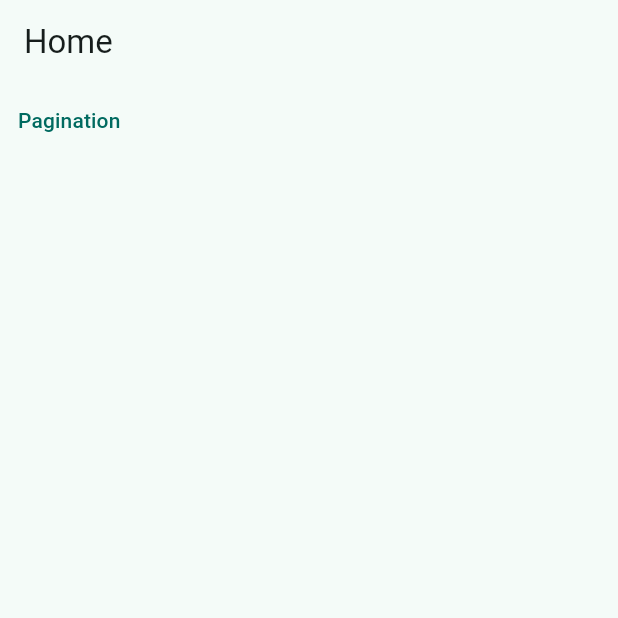
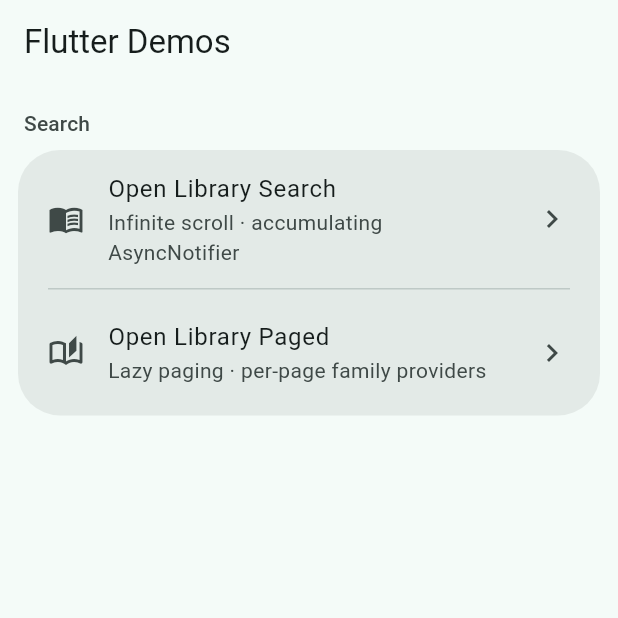
Before and after one commit to moamenhredeen/flutter_demos, a Flutter app: the screen it shows after launch, on a phone screen of 412 x 824 dp, the top half of it. Run offline on Flutter 3.47's test engine with Material 3 defaults, Android fonts, the phone set to English and light mode, and no system bars; our stand-ins replace dio, flutter_riverpod, go_router.

Commit message:
feat: pagination (riverpod way)

```diff
--- a/lib/app_router.dart
+++ b/lib/app_router.dart
@@ -1,4 +1,5 @@
 import 'package:flutter_demos/home_screen.dart';
+import 'package:flutter_demos/open_library_paged/open_library_paged.dart';
 import 'package:flutter_demos/open_library_search/open_library_search.dart';
 import 'package:go_router/go_router.dart';
 
@@ -7,5 +8,6 @@
   routes: [
     GoRoute(path: '/home', builder: (context, state) => HomeScreen()),
     GoRoute(path: '/open_library_search', builder: (context, state) => OpenLibrarySearchScreen()),
+    GoRoute(path: '/open_library_paged', builder: (context, state) => OpenLibraryPagedScreen()),
   ],
 );
--- a/lib/home_screen.dart
+++ b/lib/home_screen.dart
@@ -1,6 +1,48 @@
-
 import 'package:flutter/material.dart';
 import 'package:go_router/go_router.dart';
+
+/// A single demo entry shown on the home page.
+class _DemoLink {
+  const _DemoLink({
+    required this.label,
+    required this.route,
+    required this.icon,
+    this.subtitle,
+  });
+
+  final String label;
+  final String route;
+  final IconData icon;
+  final String? subtitle;
+}
+
+/// A titled group of demo links.
+class _DemoSection {
+  const _DemoSection({required this.title, required this.links});
+
+  final String title;
+  final List<_DemoLink> links;
+}
+
+const _sections = <_DemoSection>[
+  _DemoSection(
+    title: 'Search',
+    links: [
+      _DemoLink(
+        label: 'Open Library Search',
+        route: '/open_library_search',
+        icon: Icons.menu_book_outlined,
+        subtitle: 'Infinite scroll · accumulating AsyncNotifier',
+      ),
+      _DemoLink(
+        label: 'Open Library Paged',
+        route: '/open_library_paged',
+        icon: Icons.auto_stories_outlined,
+        subtitle: 'Lazy paging · per-page family providers',
+      ),
+    ],
+  ),
+];
 
 class HomeScreen extends StatelessWidget {
   const HomeScreen({super.key});
@@ -8,21 +50,77 @@
   @override
   Widget build(BuildContext context) {
     return Scaffold(
-      appBar: AppBar(
-        title: Text("Home"),
-      ),
-      body: SingleChildScrollView(
-        child: Column(
-          children: [
-            TextButton(
-                onPressed: (){
-                  context.go("/open_library_search");
-                },
-                child: Text("Pagination")
-            )
-          ],
-        ),
+      appBar: AppBar(title: const Text('Flutter Demos')),
+      body: ListView(
+        children: [
+          for (final section in _sections) _Section(section: section),
+        ],
       ),
     );
   }
 }
+
+class _Section extends StatelessWidget {
+  const _Section({required this.section});
+
+  final _DemoSection section;
+
+  @override
+  Widget build(BuildContext context) {
+    final theme = Theme.of(context);
+    return Column(
+      crossAxisAlignment: CrossAxisAlignment.stretch,
+      children: [
+        // M3 list subheader.
+        Padding(
+          padding: const EdgeInsets.fromLTRB(16, 16, 16, 8),
+          child: Text(
+            section.title,
+            style: theme.textTheme.titleSmall?.copyWith(
+              color: theme.colorScheme.onSurfaceVariant,
+            ),
+          ),
+        ),
+        Card(
+          margin: const EdgeInsets.symmetric(horizontal: 12),
+          clipBehavior: Clip.antiAlias,
+          elevation: 0,
+          color: theme.colorScheme.surfaceContainerHigh,
+          shape: const RoundedRectangleBorder(
+            borderRadius: BorderRadius.all(Radius.circular(28)),
+          ),
+          child: Column(
+            children: [
+              for (var i = 0; i < section.links.length; i++) ...[
+                if (i > 0) const Divider(height: 1, indent: 20, endIndent: 20),
+                _LinkTile(link: section.links[i]),
+              ],
+            ],
+          ),
+        ),
+      ],
+    );
+  }
+}
+
+class _LinkTile extends StatelessWidget {
+  const _LinkTile({required this.link});
+
+  final _DemoLink link;
+
+  @override
+  Widget build(BuildContext context) {
+    final theme = Theme.of(context);
+    return ListTile(
+      contentPadding: const EdgeInsets.symmetric(horizontal: 20, vertical: 6),
+      leading: Icon(link.icon, color: theme.colorScheme.onSurfaceVariant),
+      title: Text(link.label),
+      subtitle: link.subtitle != null ? Text(link.subtitle!) : null,
+      trailing: Icon(
+        Icons.chevron_right,
+        color: theme.colorScheme.onSurfaceVariant,
+      ),
+      onTap: () => context.go(link.route),
+    );
+  }
+}
--- /dev/null
+++ b/lib/open_library_paged/open_library_paged.dart
@@ -0,0 +1 @@
+export 'open_library_paged_screen.dart';
```
Also changed, not shown: lib/open_library_paged/open_library_paged_screen.dart (added, +46 -0 lines), lib/open_library_paged/paged_books_providers.dart (added, +65 -0 lines), lib/open_library_paged/widgets/book_tile_skeleton.dart (added, +28 -0 lines), lib/open_library_paged/widgets/paged_book_list.dart (added, +100 -0 lines), lib/open_library_search/open_library_search_screen.dart (+15 -24 lines), lib/widgets/search_app_bar.dart (added, +64 -0 lines).
